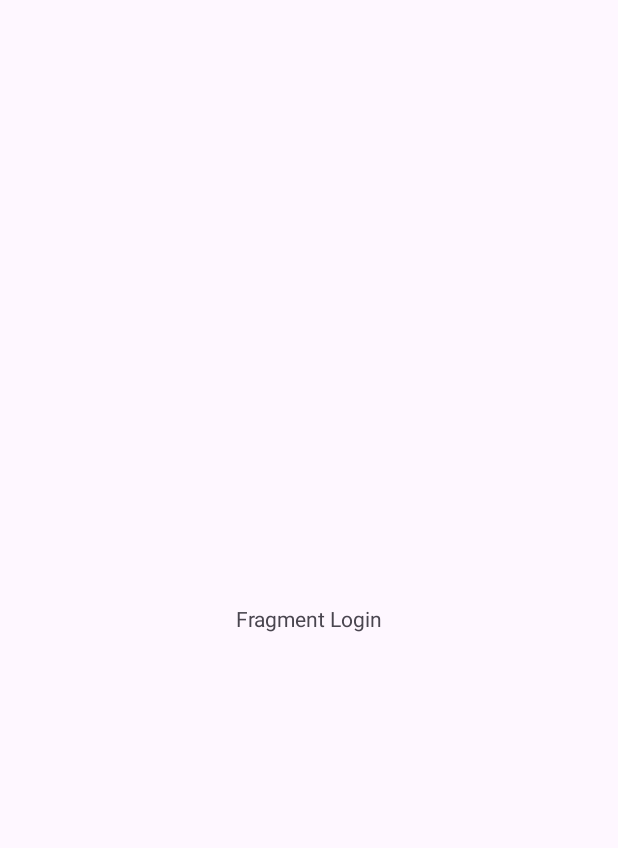
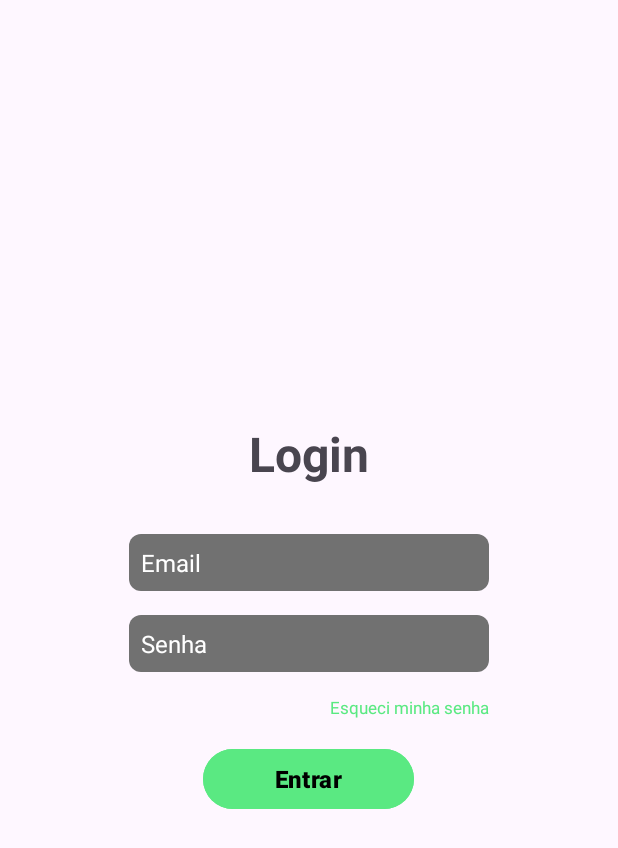
Before and after one commit to ezSchedule/ezSchedule.mobile, an Android app: the screen it shows after launch (MainActivity), on a phone screen of 412 x 824 dp. Before the commit the part shown is almost empty. Shown: the top 848 px of the screen. Run offline under Robolectric (Android 15) with nearby library versions, the phone set to English and light mode, and no system bars.

Commit message:
:sparkles: Tela de login.

```diff
--- /dev/null
+++ b/app/src/main/res/drawable/edt_rounded.xml
@@ -0,0 +1,12 @@
+<?xml version="1.0" encoding="utf-8"?>
+<shape xmlns:android="http://schemas.android.com/apk/res/android"
+    android:padding="10dp"
+    android:shape="rectangle">
+
+    <solid android:color="@color/gray" />
+    <corners
+        android:bottomLeftRadius="8dp"
+        android:bottomRightRadius="8dp"
+        android:topLeftRadius="8dp"
+        android:topRightRadius="8dp" />
+</shape>
--- a/app/src/main/res/layout/fragment_login.xml
+++ b/app/src/main/res/layout/fragment_login.xml
@@ -1,16 +1,71 @@
 <?xml version="1.0" encoding="utf-8"?>
-<androidx.constraintlayout.widget.ConstraintLayout xmlns:android="http://schemas.android.com/apk/res/android"
+<LinearLayout xmlns:android="http://schemas.android.com/apk/res/android"
     xmlns:app="http://schemas.android.com/apk/res-auto"
     android:layout_width="match_parent"
-    android:layout_height="match_parent">
+    android:layout_height="match_parent"
+    android:gravity="center_vertical|center"
+    android:orientation="vertical">
 
-    <TextView
+    <LinearLayout
         android:layout_width="wrap_content"
         android:layout_height="wrap_content"
-        android:text="Fragment Login"
-        app:layout_constraintBottom_toBottomOf="parent"
-        app:layout_constraintEnd_toEndOf="parent"
-        app:layout_constraintStart_toStartOf="parent"
-        app:layout_constraintTop_toTopOf="parent" />
+        android:gravity="center"
+        android:orientation="vertical">
 
-</androidx.constraintlayout.widget.ConstraintLayout>
+        <TextView
+            android:layout_width="match_parent"
+            android:layout_height="wrap_content"
+            android:layout_marginBottom="32dp"
+            android:text="@string/title_login"
+            android:textAlignment="center"
+            android:textSize="32sp"
+            android:textStyle="bold" />
+
+        <EditText
+            android:id="@+id/login_input_email"
+            android:layout_width="240dp"
+            android:layout_height="wrap_content"
+            android:layout_marginBottom="16dp"
+            android:background="@drawable/edt_rounded"
+            android:hint="@string/hint_email"
+            android:padding="8dp"
+            android:textColorHint="@color/white"
+            android:textSize="16sp" />
+
+        <EditText
+            android:id="@+id/login_input_password"
+            android:layout_width="240dp"
+            android:layout_height="wrap_content"
+            android:layout_marginBottom="16dp"
+            android:background="@drawable/edt_rounded"
+            android:hint="@string/hint_password"
+            android:padding="8dp"
+            android:textColorHint="@color/white"
+            android:textSize="16sp" />
+
+        <TextView
+            android:id="@+id/login_forgot_password"
+            android:layout_width="match_parent"
+            android:layout_height="wrap_content"
+            android:layout_marginBottom="16dp"
+            android:clickable="true"
+            android:focusable="true"
+            android:text="@string/forget_password"
+            android:textAlignment="textEnd"
+            android:textColor="@color/colorPrimaryLight"
+            android:textSize="11sp" />
+
+        <Button
+            android:id="@+id/login_btn"
+            android:layout_width="wrap_content"
+            android:layout_height="wrap_content"
+            android:backgroundTint="@color/colorPrimaryDark"
+            android:paddingHorizontal="48dp"
+            android:text="@string/title_to_enter"
+            android:textColor="@color/black"
+            android:textSize="16sp"
+            android:textStyle="bold" />
+
+    </LinearLayout>
+
+</LinearLayout>
--- a/app/src/main/res/values/strings.xml
+++ b/app/src/main/res/values/strings.xml
@@ -1,3 +1,8 @@
 <resources>
     <string name="app_name">EzSchedule</string>
+    <string name="title_login">Login</string>
+    <string name="title_to_enter">Entrar</string>
+    <string name="forget_password">Esqueci minha senha</string>
+    <string name="hint_email">Email</string>
+    <string name="hint_password">Senha</string>
 </resources>
--- a/network/src/main/java/com/ezschedule/network/data/network/NetworkServiceFactory.kt
+++ b/network/src/main/java/com/ezschedule/network/data/network/NetworkServiceFactory.kt
@@ -13,7 +13,7 @@ class NetworkServiceFactory {
             .addInterceptor(LoggingInterceptor())
 
         val retrofit = Retrofit.Builder()
-            .baseUrl("http://192.168.18.31:8080/")
+            .baseUrl("http://192.168.18.5:8080/")
             .addConverterFactory(GsonConverterFactory.create(Gson()))
             .client(client.build())
             .build()
```
